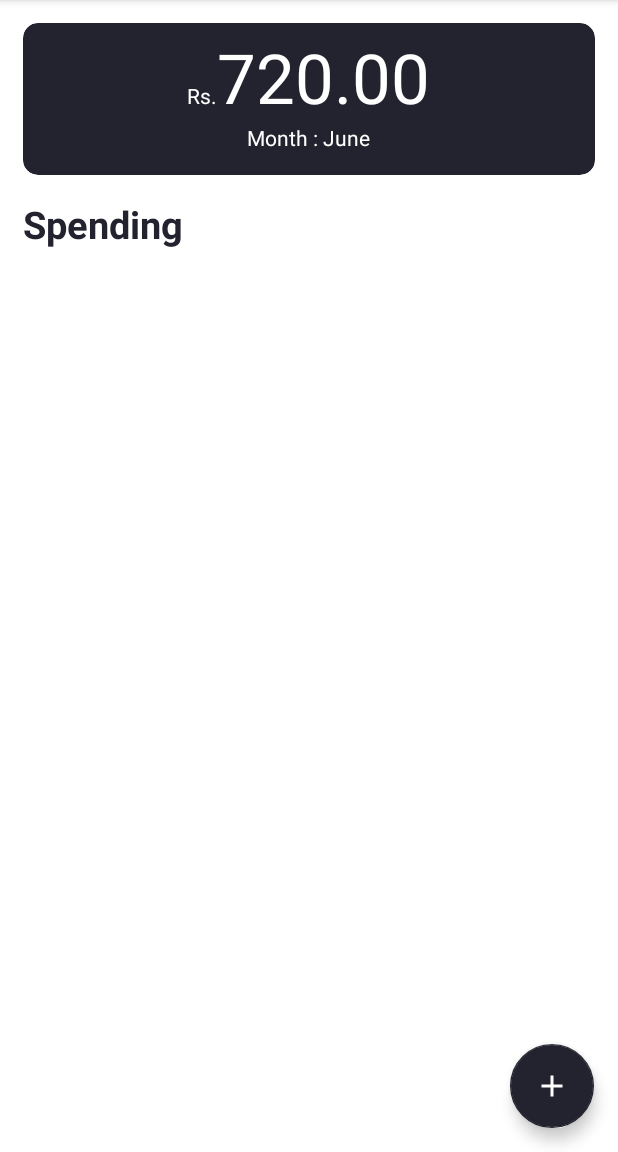
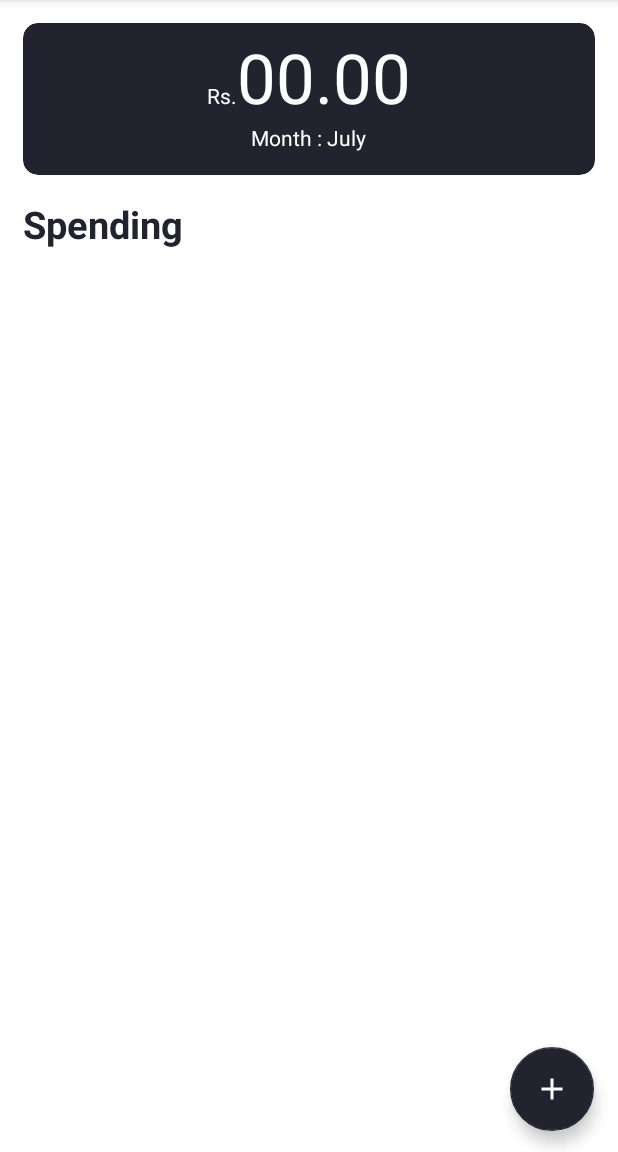
Before and after one commit to HamzaMalik92/Expense-Tracker-App, an Android app: the screen it shows after launch (MainActivity), on a phone screen of 412 x 824 dp, the part 84-1236 px from its top. Run offline under Robolectric (Android 15) with nearby library versions, the light colour scheme and no system bars.

Commit message:
added splash screen and month name & spending

```diff
--- a/app/src/main/java/com/hamzamalik/expensetracker/MainActivity.java
+++ b/app/src/main/java/com/hamzamalik/expensetracker/MainActivity.java
@@ -3,7 +3,9 @@ package com.hamzamalik.expensetracker;
 import android.content.Intent;
 import android.content.SharedPreferences;
 import android.os.Bundle;
+import android.text.TextUtils;
 import android.view.View;
+import android.widget.TextView;
 import android.widget.Toast;
 
 import androidx.appcompat.app.AppCompatActivity;
@@ -14,16 +16,18 @@ import androidx.recyclerview.widget.RecyclerView;
 import com.google.android.material.floatingactionbutton.FloatingActionButton;
 import com.google.gson.Gson;
 
+import java.text.ParseException;
+import java.text.SimpleDateFormat;
 import java.util.ArrayList;
+import java.util.Calendar;
+import java.util.Date;
 import java.util.Map;
 
 public class MainActivity extends AppCompatActivity {
 
-  // ! sjkdlasjf
-  // * dfhjdshfsd
-  // @ jsdfklsdjf
-  // - dsjkflshf
-  // TODO : djflkdsfj
+  TextView monthly_spending;
+  TextView month;
+
   RecyclerView spending_recyclerView;
 
   @Override
@@ -36,7 +40,8 @@ public class MainActivity extends AppCompatActivity {
 
 
 
-
+     monthly_spending=findViewById(R.id.txt_monthly_spending);
+     month=findViewById(R.id.txt_month);
 
 
 
@@ -61,6 +66,13 @@ public class MainActivity extends AppCompatActivity {
             getSharedPreferences("expense_tracker_records", MODE_PRIVATE);
     String itemIDs = sharedPreferences.getString("list", "");
     String id;
+    Calendar calendar = Calendar.getInstance();
+    int currentMonth = calendar.get(Calendar.MONTH);
+    String[] monthName={"January","February","March", "April", "May", "June", "July",
+            "August", "September", "October", "November",
+            "December"};
+    month.setText(monthName[currentMonth]);
+
     Gson gson = new Gson();
     ArrayList<expense_record> expense_records=new ArrayList<>();
     if (!itemIDs.equals("")) {
@@ -68,11 +80,31 @@ public class MainActivity extends AppCompatActivity {
       ArrayList<expense_record > records=new ArrayList<>();
       System.out.println("arrarylist"+( arrayList));
       Map<String, ?> items = sharedPreferences.getAll();
+      int monthlySpending=0;
+
       for(int i=0;i<arrayList.size();i++){
         String er = sharedPreferences.getString( ( arrayList.get(i)) +"", "");
         if(er!=""){
           expense_record  record= gson.fromJson(er, expense_record.class);
           records.add(record);
+
+
+          SimpleDateFormat dateFormat = new SimpleDateFormat("dd/MM/yyyy");
+          Date d = null;
+          try {
+            d = dateFormat.parse(record.getDate());
+            System.out.println("d.getMonth()"+d.getMonth());
+
+            if(d!=null&&d.getMonth()==currentMonth){
+monthlySpending+=record.getSpending();
+System.out.println("record.getSpending();"+record.getSpending());
+            }
+          } catch (ParseException e) {
+            e.printStackTrace();
+          }
+          System.out.println("monthly"+monthlySpending+"  "+Calendar.MONTH+"  "+currentMonth);
+
+
         }
       }
       System.out.println("records");
@@ -84,8 +116,12 @@ public class MainActivity extends AppCompatActivity {
       spending_recyclerView.setAdapter(new items_spending_adapter(records));
       spending_recyclerView.setLayoutManager(
               new LinearLayoutManager(this)); // show items in list or grid
+      monthly_spending.setText(monthlySpending+"");
+
+
     }else{
-      Toast.makeText(this,"Something went wrong",Toast.LENGTH_SHORT).show();
+monthly_spending.setText("00.00");
+
     }
   }
 }
--- /dev/null
+++ b/app/src/main/java/com/hamzamalik/expensetracker/SplashScreen.java
@@ -0,0 +1,37 @@
+package com.hamzamalik.expensetracker;
+
+import androidx.appcompat.app.AppCompatActivity;
+
+import android.content.Intent;
+import android.os.Bundle;
+import android.os.Handler;
+
+import static java.lang.Thread.sleep;
+
+public class SplashScreen extends AppCompatActivity {
+
+    @Override
+    protected void onCreate(Bundle savedInstanceState) {
+        super.onCreate(savedInstanceState);
+        setContentView(R.layout.activity_splash_screen);
+
+        // hide toolbar
+        getSupportActionBar().hide();
+
+        new Handler().postDelayed(new Runnable() {
+
+            @Override
+            public void run() {
+
+                Intent i = new Intent(SplashScreen.this, MainActivity.class);
+                startActivity(i);
+
+                finish();
+
+            }
+
+        }, 2000);
+
+
+    }
+}
--- a/app/src/main/java/com/hamzamalik/expensetracker/add_expense.java
+++ b/app/src/main/java/com/hamzamalik/expensetracker/add_expense.java
@@ -112,7 +112,7 @@ public class add_expense extends AppCompatActivity implements DatePickerDialog.O
               expense_record expenseRecord =
                   new expense_record(
                       new Integer(id),
-                      new Double(editTextExpense.getText().toString()),
+                      new Integer(editTextExpense.getText().toString()),
                       selectedCatName,
                       editDate.getText().toString());
               String er_json = gson.toJson(expenseRecord);
--- a/app/src/main/java/com/hamzamalik/expensetracker/expense_record.java
+++ b/app/src/main/java/com/hamzamalik/expensetracker/expense_record.java
@@ -4,11 +4,11 @@ import java.util.ArrayList;
 
 public class expense_record {
     private int itemNo;
-    private Double spending;
+    private int spending;
     private String category;
     private String date;
 
-    expense_record(int itemNo, Double spending, String category, String date) {
+    expense_record(int itemNo, int spending, String category, String date) {
         this.itemNo = itemNo;
         this.spending = spending;
         this.category = category;
@@ -20,7 +20,7 @@ public class expense_record {
         return itemNo;
     }
 
-    Double getSpending() {
+    int getSpending() {
         return spending;
     }
 
--- a/app/src/main/res/layout/activity_main.xml
+++ b/app/src/main/res/layout/activity_main.xml
@@ -10,6 +10,7 @@
         android:layout_width="match_parent"
         android:layout_height="match_parent"
         android:orientation="vertical"
+        android:layout_marginBottom="60dp"
         app:layout_constraintEnd_toEndOf="parent"
         app:layout_constraintStart_toStartOf="parent">
 
@@ -44,13 +45,13 @@
                         />
 
                     <TextView
+                        android:id="@+id/txt_monthly_spending"
                         android:layout_width="wrap_content"
                         android:layout_height="wrap_content"
-                        android:text="720.00"
+                        android:text="720"
                         android:textColor="@color/white"
-                        android:textSize="46dp"
 
-                        />
+                        android:textSize="46dp" />
 
                 </LinearLayout>
 
@@ -64,20 +65,20 @@
 
 
                     <TextView
+                        android:id="@+id/txxt_month"
                         android:layout_width="wrap_content"
                         android:layout_height="wrap_content"
+
                         android:text="Month : "
-                        android:textColor="@color/white"
-
-                        />
+                        android:textColor="@color/white" />
 
                     <TextView
+                        android:id="@+id/txt_month"
                         android:layout_width="wrap_content"
                         android:layout_height="wrap_content"
                         android:text="June"
-                        android:textColor="@color/white"
 
-                        />
+                        android:textColor="@color/white" />
 
                 </LinearLayout>
             </LinearLayout>
@@ -95,7 +96,6 @@
             android:textSize="25sp"
             android:textStyle="bold"
             tools:ignore="RtlSymmetry" />
-
 
 
         <!--            <ScrollView-->
@@ -124,14 +124,14 @@
         android:layout_width="wrap_content"
         android:layout_height="wrap_content"
         android:layout_gravity="end|bottom"
-        android:layout_margin="16dp"
+        android:layout_marginRight="16dp"
+        android:layout_marginBottom="14dp"
         android:contentDescription="Add"
-        android:onClick="nagivateToAddExpenseScreen"
         android:src="@drawable/ic_baseline_add_24"
         app:fabSize="normal"
         app:layout_constraintBottom_toBottomOf="parent"
+
         app:layout_constraintEnd_toEndOf="parent"
-
         app:tint="@android:color/white" />
 
 
--- a/app/src/main/res/layout/tiems_spending_viewholder.xml
+++ b/app/src/main/res/layout/tiems_spending_viewholder.xml
@@ -5,10 +5,9 @@
         android:layout_width="match_parent"
         android:layout_height="wrap_content"
         android:layout_marginLeft="20dp"
-        android:layout_marginTop="15dp"
+        android:layout_marginTop="14dp"
         android:layout_marginRight="20dp"
-        app:cardElevation="0dp"
-
+        app:cardElevation="2dp"
         >
 
 
```
Also changed, not shown: app/src/main/AndroidManifest.xml (+8 -10 lines), app/src/main/res/layout/activity_splash_screen.xml (added, +21 -0 lines). Lines whose indentation alone changed are shown as unchanged.
